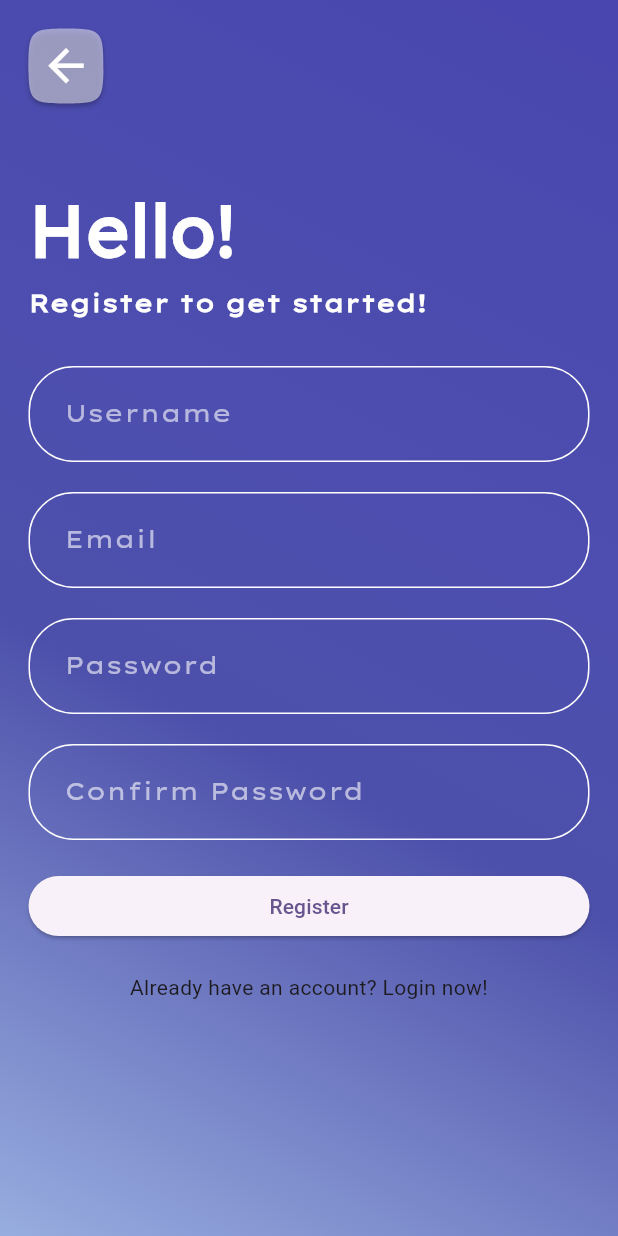
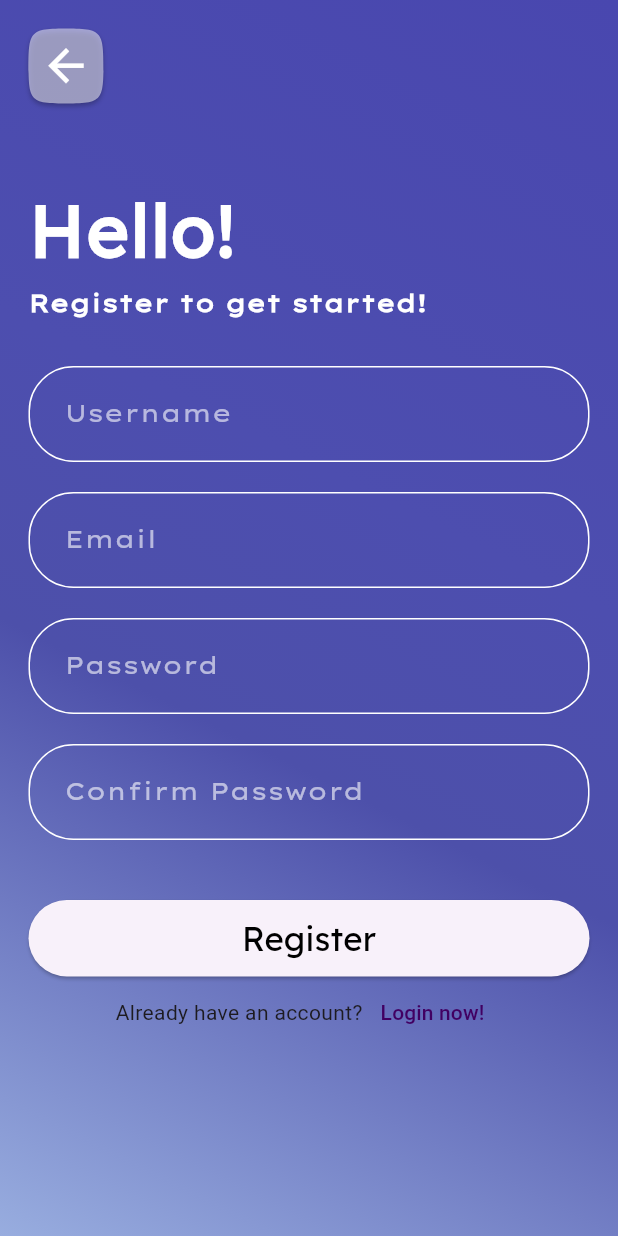
Before and after one commit to Flamingsides/HealthMax, a Flutter app: the UserRegistrationPage widget shown alone on an empty page, opened directly, on a phone screen of 412 x 824 dp. Run offline on Flutter 3.47's test engine with Material 3 defaults, Android fonts, the phone set to English and light mode, and no system bars.

Commit message:
Completed first draft of UserRegistrationPAGE

```diff
--- a/healthmax_frontend/lib/pages.dart
+++ b/healthmax_frontend/lib/pages.dart
@@ -180,17 +180,38 @@ class UserRegistrationPage extends StatelessWidget {
           const CustomInputBox(hint: "Password"),
           const SizedBox(height: 20),
           const CustomInputBox(hint: "Confirm Password"),
-          const SizedBox(height: 20),
+          const SizedBox(height: 40),
           ElevatedButton(
             onPressed: () {
               print("Register button clicked!");
             },
-            child: const Text("Register"),
+            child: Padding(
+              padding: const EdgeInsets.all(10.0),
+              child: const Text(
+                "Register",
+                style: TextStyle(
+                  color: Colors.black,
+                  fontFamily: "LexendDecaNormal",
+                  fontSize: 22,
+                ),
+              ),
+            ),
           ),
-          const SizedBox(height: 20),
-          Text(
-            "Already have an account? Login now!",
-            textAlign: TextAlign.center,
+          Row(
+            mainAxisAlignment: MainAxisAlignment.center,
+            children: [
+              Text("Already have an account?", textAlign: TextAlign.right),
+              TextButton(
+                onPressed: () {
+                  // TODO: Navigate to login page
+                  print("Go to login page");
+                },
+                child: const Text(
+                  "Login now!",
+                  style: TextStyle(color: Color.fromRGBO(65, 0, 98, 1)),
+                ),
+              ),
+            ],
           ),
         ],
       ),
```
